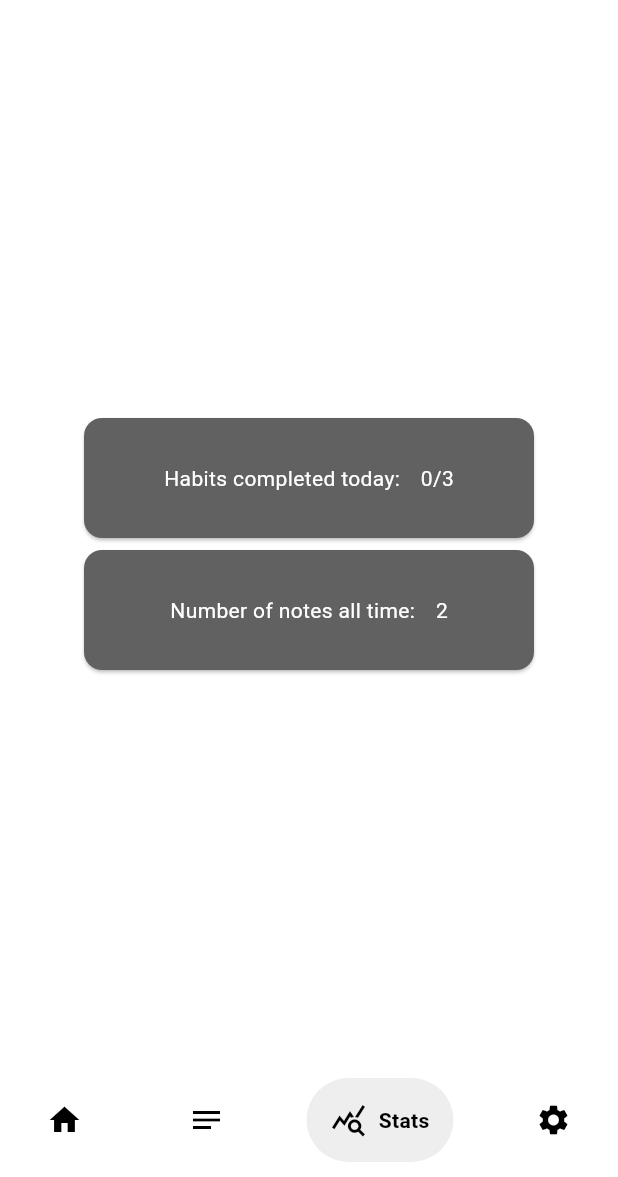
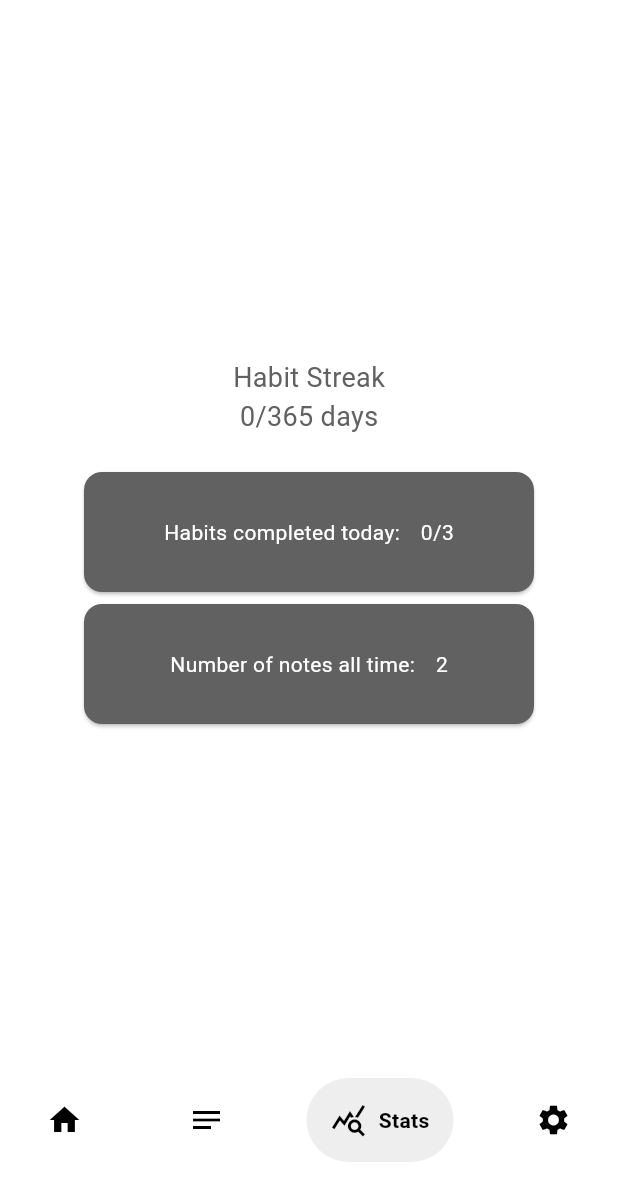
Before and after one commit to rileyhawk1417/side_track, a Flutter app: the screen it shows after launch, item 3 of the bottom bar chosen, on a phone screen of 412 x 824 dp, the part 59-1236 px from its top. Run offline on Flutter 3.47's test engine with Material 2 defaults, Android fonts, the phone set to English and light mode, and no system bars; drawn by our look-alikes of google_nav_bar; our stand-ins replace flutter_heatmap_calendar, flutter_riverpod, flutter_slidable, get, hive_flutter, riverpod_annotation; missing offline and left inert: appflowy_editor; accounts and stored records are empty; generated files the repository leaves out were written again.

Commit message:
feat: add streak counter

```diff
--- a/lib/screens/habits/monthly_heatmap.dart
+++ b/lib/screens/habits/monthly_heatmap.dart
@@ -13,9 +13,6 @@ class MonthlyHeatMap extends StatelessWidget {
   final String startDate;
   @override
   Widget build(BuildContext context) {
-    dataSets!.forEach((k, v) {
-      print(v);
-    });
     return Container(
       padding: const EdgeInsets.only(top: 25, bottom: 25),
       child: HeatMap(
--- a/lib/screens/stats/stats_screen.dart
+++ b/lib/screens/stats/stats_screen.dart
@@ -11,6 +11,7 @@ class StatsPage extends ConsumerWidget {
   Widget build(BuildContext context, WidgetRef ref) {
     final _habitList = ref.watch(habitController).getHabitList();
     int _noteLength = ref.watch(notesController).getNumberOfNotes();
+    int _habitStreak = ref.watch(habitController).getHabitStreakDays();
     int _completedDailyHabits = 0;
     for (var index in _habitList) {
       if (index[1] == true) {
@@ -19,10 +20,27 @@ class StatsPage extends ConsumerWidget {
     }
 
     const TextStyle cardTextStyle = TextStyle(color: Colors.white);
+    const TextStyle bigText = TextStyle(fontSize: 18);
     return Center(
       child: Column(
         mainAxisAlignment: MainAxisAlignment.center,
         children: [
+          //TODO: Probably add some animation in
+          Column(
+            children: [
+              const Text(
+                'Habit Streak',
+                style: bigText,
+              ),
+              Text(
+                '${_habitStreak.toString()}/365 days',
+                style: bigText,
+              ),
+            ],
+          ),
+          const SizedBox(
+            height: 20,
+          ),
           Card(
             color: Theme.of(context).canvasColor,
             child: SizedBox(
```
Also changed, not shown: lib/hive/habits/habit_model.dart (+16 -0 lines).
